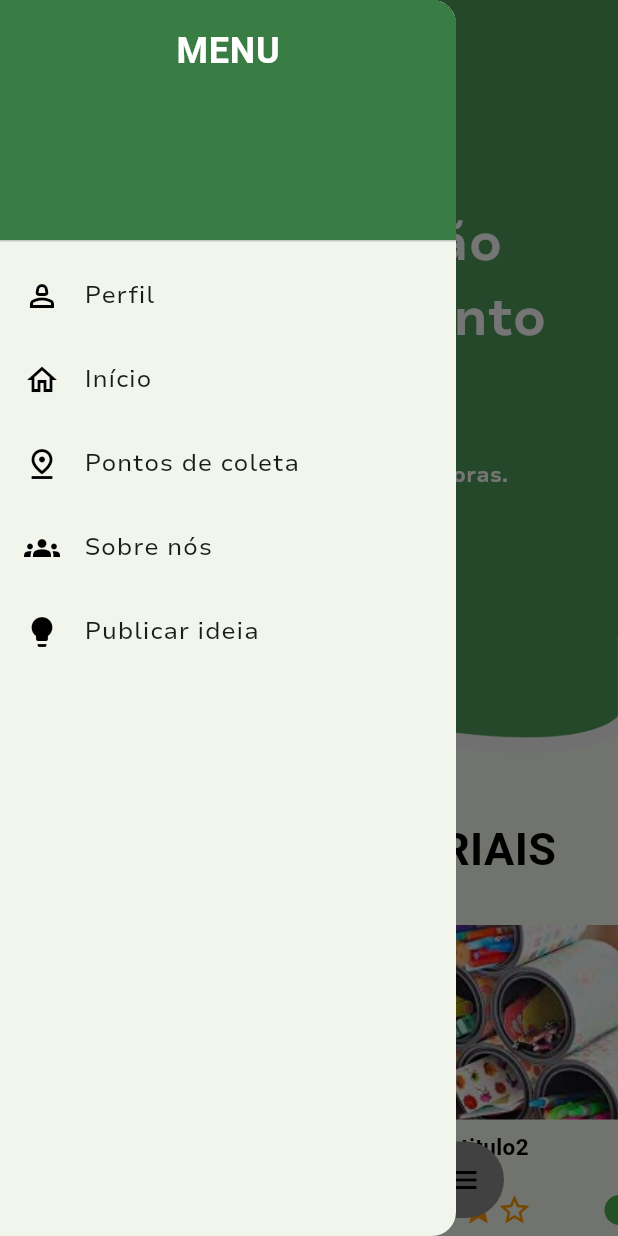
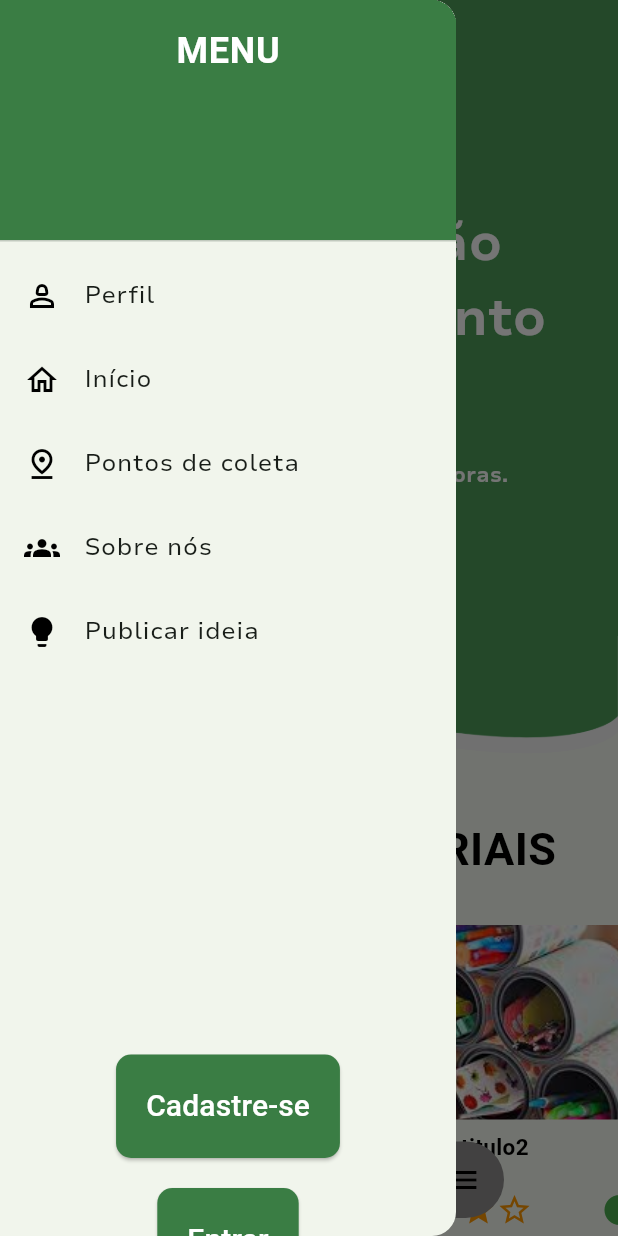
Before and after one commit to BeatrizAcardia/flutter_application_ecoment_inicial, a Flutter app: the screen it shows after launch, with the side drawer open, on a phone screen of 412 x 824 dp. Run offline on Flutter 3.47's test engine with Material 3 defaults, Android fonts, the phone set to English and light mode, and no system bars; our stand-ins replace carousel_slider, email_validator; missing offline and left inert: br_validators; Roboto replaces fonts that are missing (Circe).

Commit message:
Drawe com buttons de entrar/logar e bug no botao de continuar com o google fixed

```diff
--- a/lib/defaultWidgets/drawer.dart
+++ b/lib/defaultWidgets/drawer.dart
@@ -1,8 +1,10 @@
 // ignore_for_file: prefer_const_constructors, prefer_final_fields, unused_field, prefer_const_literals_to_create_immutables
 
 import 'package:flutter/material.dart';
+import 'package:flutter_application_ecoment_inicial/views/cadastro.dart';
 import 'package:flutter_application_ecoment_inicial/views/form-ideia.dart';
 import 'package:flutter_application_ecoment_inicial/views/inicial.dart';
+import 'package:flutter_application_ecoment_inicial/views/login.dart';
 import 'package:flutter_application_ecoment_inicial/views/minhaConta.dart';
 import 'package:flutter_application_ecoment_inicial/views/pontosColeta.dart';
 import 'package:flutter_application_ecoment_inicial/views/sobre_nos.dart';
@@ -25,59 +27,107 @@ class _DrawerState extends State<WidgetDrawer> {
     children: [
       DrawerHeader(
         decoration: BoxDecoration(
-                color: Color.fromARGB(255,58,125,68),
+          color: Color.fromARGB(255, 58, 125, 68),
         ),
-              child: Column(children: [
-                Row(mainAxisAlignment: MainAxisAlignment.center, children: [Align(alignment: Alignment.center, child: Text("MENU",textAlign: TextAlign.center, style: TextStyle(
+        child: Column(
+          children: [
+            Row(
+              mainAxisAlignment: MainAxisAlignment.center,
+              children: [
+                Align(
+                  alignment: Alignment.center,
+                  child: Text(
+                    "MENU",
+                    textAlign: TextAlign.center,
+                    style: TextStyle(
                       fontSize: 24,
                       color: Colors.white,
                       fontFamily: 'Circe',
-              fontWeight: FontWeight.w700
-            ),),)],),
-            //     Row(mainAxisAlignment: MainAxisAlignment.center, children: [Align(alignment: Alignment.center, child: SizedBox(width: 70, height: 70, child: Image.asset('assets/imgs/do-utilizador.png'),),)],),
-            //     Row(mainAxisAlignment: MainAxisAlignment.center, children: [Align(alignment: Alignment.center, child: Text("user@gmail.com",textAlign: TextAlign.center, style: TextStyle(
-            //   fontSize: 14,
-            //   color: Colors.white,
-            //   fontFamily: 'Nunito'
-            // ),),)],),
-              ],)),
+                      fontWeight: FontWeight.w700,
+                    ),
+                  ),
+                ),
+              ],
+            ),
+          ],
+        ),
+      ),
+      Expanded(
+        child: Column(
+          mainAxisAlignment: MainAxisAlignment.spaceAround,
+          children: [
             ListTile(
-              leading: Icon(Icons.person_2_outlined, color: Colors.black,),
+              leading: Icon(Icons.person_2_outlined, color: Colors.black),
               title: Text("Perfil", style: TextStyle(fontFamily: 'Nunito')),
               onTap: () {
                 Navigator.push(context, MaterialPageRoute(builder: (context) => MinhaConta(),));
               },
             ),
             ListTile(
-              leading: Icon(Icons.home_outlined, color: Colors.black,),
+              leading: Icon(Icons.home_outlined, color: Colors.black),
               title: Text("Início", style: TextStyle(fontFamily: 'Nunito')),
               onTap: () {
                 Navigator.push(context, MaterialPageRoute(builder: (context) => Myinicial(),));
               },
             ),
             ListTile(
-              leading: Icon(Icons.pin_drop_outlined, color: Colors.black,),
+              leading: Icon(Icons.pin_drop_outlined, color: Colors.black),
               title: Text("Pontos de coleta", style: TextStyle(fontFamily: 'Nunito')),
               onTap: () {
                 Navigator.push(context, MaterialPageRoute(builder: (context) => PontosColeta(),));
               },
             ),
             ListTile(
-              leading: Icon(Icons.groups, color: Colors.black,),
+              leading: Icon(Icons.groups, color: Colors.black),
               title: Text("Sobre nós", style: TextStyle(fontFamily: 'Nunito')),
               onTap: () {
                 Navigator.push(context, MaterialPageRoute(builder: (context) => SobreNos(),));
               },
             ),
             ListTile(
-              leading: Icon(Icons.lightbulb, color: Colors.black,),
+              leading: Icon(Icons.lightbulb, color: Colors.black),
               title: Text("Publicar ideia", style: TextStyle(fontFamily: 'Nunito')),
               onTap: () {
                 Navigator.push(context, MaterialPageRoute(builder: (context) => FormIdeia(),));
               },
             ),
+            SizedBox(height: MediaQuery.of(context).size.height-570,),
+            ElevatedButton(
+              onPressed: () {
+                Navigator.push(context, MaterialPageRoute(builder: (context) => Cadastro(),));
+              },
+              child: Text("Cadastre-se", style: TextStyle(
+                color: Colors.white,
+                fontSize: 20,
+              ),),
+              style: ElevatedButton.styleFrom(
+                padding: EdgeInsets.all(20),
+                shape: RoundedRectangleBorder(borderRadius: BorderRadius.circular(10)),
+                backgroundColor: Color.fromARGB(255, 58, 125, 68),
+              ),
+            ),
+            SizedBox(height: 20,),
+            ElevatedButton(
+              onPressed: () {
+                Navigator.push(context, MaterialPageRoute(builder: (context) => Login(),));
+              },
+              child: Text("Entrar", style: TextStyle(
+                color: Colors.white,
+                fontSize: 20,
+              ),),
+              style: ElevatedButton.styleFrom(
+                padding: EdgeInsets.all(20),
+                shape: RoundedRectangleBorder(borderRadius: BorderRadius.circular(10)),
+                backgroundColor: Color.fromARGB(255, 58, 125, 68),
+              ),
+            ),
+          ],
+        ),
+      ),
     ],
   ),
 );
+
+
   }
 }
--- a/lib/views/cadastro.dart
+++ b/lib/views/cadastro.dart
@@ -206,7 +206,6 @@ class _CadastroState extends State<Cadastro> {
         SizedBox(height: 10,),
 
         Container(
-          width: 350,
           height: 50,
           child: ElevatedButton.icon(onPressed: () {
 
--- a/lib/views/login.dart
+++ b/lib/views/login.dart
@@ -96,6 +96,7 @@ class _LoginState extends State<Login> {
   Widget build(BuildContext context) {
     return Scaffold(
       body:SingleChildScrollView(child: Form(key: keyVal,child: Container(
+        width: MediaQuery.of(context).size.width,
         padding: EdgeInsets.fromLTRB(30, 0, 30, 0),
         child: Column(children: [
         Padding(padding: EdgeInsets.fromLTRB(50, 0, 50, 0)),
@@ -110,7 +111,6 @@ class _LoginState extends State<Login> {
         SizedBox(height: 20,),
 
         Container(
-          width: 350,
           height: 50,
           child: ElevatedButton.icon(onPressed: () {
 
```
Lines whose indentation alone changed are shown as unchanged.
